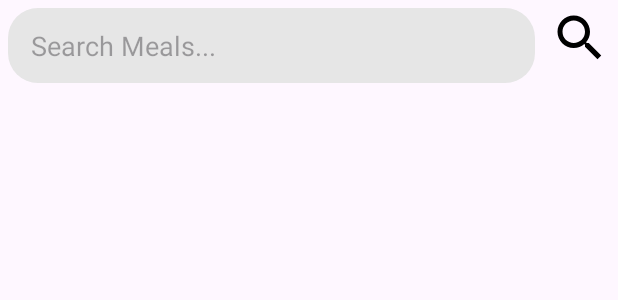
After one commit to KishanSadeesh/Project-FarmCare, an Android app: the layout fragment_search.xml on its own in the app's theme, with its tools: preview values and no code run, on a phone screen of 412 x 824 dp. The commit adds this screen. Shown: the top 300 px of the screen. Run offline under Robolectric (Android 15) with nearby library versions, the phone set to English and light mode, and no system bars.

Commit message:
Search Fragment --Completed

```diff
--- a/app/src/main/java/com/example/project_farmcare/Adapters/FavouritesMealsAdapter.kt
+++ b/app/src/main/java/com/example/project_farmcare/Adapters/MealsAdapter.kt
@@ -1,19 +1,15 @@
 package com.example.project_farmcare.Adapters
 
 import android.view.LayoutInflater
-import android.view.View
 import android.view.ViewGroup
 import androidx.recyclerview.widget.AsyncListDiffer
 import androidx.recyclerview.widget.DiffUtil
 import androidx.recyclerview.widget.RecyclerView
 import com.bumptech.glide.Glide
-import com.example.project_farmcare.FavouriteFragment
 import com.example.project_farmcare.databinding.CategoryitemBinding
-import com.example.project_farmcare.databinding.FragmentFavouriteBinding
-import com.example.project_farmcare.databinding.MealItemBinding
 import com.example.project_farmcare.pojo.Meal
 
-class FavouritesMealsAdapter: RecyclerView.Adapter<FavouritesMealsAdapter.FavouritesMealsViewHolder>() {
+class MealsAdapter: RecyclerView.Adapter<MealsAdapter.FavouritesMealsViewHolder>() {
     inner class FavouritesMealsViewHolder(val binding: CategoryitemBinding): RecyclerView.ViewHolder(binding.root)
 
     private val diffUtil = object : DiffUtil.ItemCallback<Meal>(){
--- a/app/src/main/java/com/example/project_farmcare/retrofit/MealApi.kt
+++ b/app/src/main/java/com/example/project_farmcare/retrofit/MealApi.kt
@@ -20,4 +20,7 @@ interface MealApi {
     @GET("lookup.php?")
     fun getMealDetails(@Query("i") id: String) : Call<MealList>
 
+    @GET("search.php")
+    fun searchMeals(@Query("s") searchQuery: String) : Call<MealList>
+
 }
--- /dev/null
+++ b/app/src/main/res/drawable/search_box_background.xml
@@ -0,0 +1,5 @@
+<?xml version="1.0" encoding="utf-8"?>
+<shape android:shape="rectangle" xmlns:android="http://schemas.android.com/apk/res/android">
+<solid android:color="@color/g_grey"/>
+    <corners android:radius="20dp"/>
+</shape>
--- a/app/src/main/res/layout/categoryitem.xml
+++ b/app/src/main/res/layout/categoryitem.xml
@@ -9,8 +9,8 @@
     android:layout_height="wrap_content"
     xmlns:app="http://schemas.android.com/apk/res-auto">
     <androidx.constraintlayout.widget.ConstraintLayout
-        android:layout_width="match_parent"
-        android:layout_height="match_parent">
+        android:layout_width="wrap_content"
+        android:layout_height="wrap_content">
         <ImageView
             android:id="@+id/img_category"
             android:layout_width="100dp"
@@ -20,7 +20,7 @@
             android:layout_marginTop="12dp"
             app:layout_constraintTop_toTopOf="parent"
             app:layout_constraintStart_toStartOf="parent"
-            android:scaleType="fitCenter"
+            android:scaleType="fitXY"
             />
 
         <TextView
--- a/app/src/main/res/layout/fragment_home.xml
+++ b/app/src/main/res/layout/fragment_home.xml
@@ -49,7 +49,7 @@
 
                         <ImageView
                             android:id="@+id/img_search"
-                            android:layout_width="30dp"
+                            android:layout_width="36dp"
                             android:layout_height="match_parent"
                             android:layout_gravity="bottom"
                             android:layout_marginStart="250dp"
--- /dev/null
+++ b/app/src/main/res/layout/fragment_search.xml
@@ -0,0 +1,58 @@
+<?xml version="1.0" encoding="utf-8"?>
+<androidx.constraintlayout.widget.ConstraintLayout xmlns:android="http://schemas.android.com/apk/res/android"
+    xmlns:app="http://schemas.android.com/apk/res-auto"
+    xmlns:tools="http://schemas.android.com/tools"
+    android:layout_width="match_parent"
+    android:layout_height="match_parent"
+    tools:context=".SearchFragment">
+
+    <LinearLayout
+        android:id="@+id/linear_search"
+        android:layout_width="0dp"
+        android:layout_height="50dp"
+        android:orientation="horizontal"
+        app:layout_constraintEnd_toEndOf="parent"
+        app:layout_constraintStart_toStartOf="parent"
+        app:layout_constraintTop_toTopOf="parent"
+        android:layout_margin="5dp"
+        android:layout_marginStart="5dp"
+        android:layout_marginEnd="5dp"
+        >
+
+    <EditText
+        android:id="@+id/ed_search_box"
+        android:layout_width="0dp"
+        android:layout_height="50dp"
+        android:layout_marginEnd="10dp"
+        android:layout_weight="1"
+        android:background="@drawable/search_box_background"
+        android:paddingStart="15dp"
+        android:paddingEnd="15dp"
+        android:hint="Search Meals..."
+         />
+
+    <ImageView
+        android:id="@+id/search_image"
+        android:layout_width="40dp"
+        android:layout_height="40dp"
+        app:tint="@android:color/background_dark"
+        android:layout_marginBottom="616dp"
+        android:src="@drawable/search_icon"
+        />
+    </LinearLayout>
+
+   <androidx.recyclerview.widget.RecyclerView
+       android:id="@+id/rv_searched_meals"
+       android:layout_width="0dp"
+       android:layout_height="match_parent"
+       app:layout_constraintStart_toStartOf="parent"
+       app:layout_constraintEnd_toEndOf="parent"
+       app:layout_constraintTop_toBottomOf="@+id/linear_search"
+       app:layout_constraintBottom_toBottomOf="parent"
+       android:layout_marginTop="70dp"
+       android:layout_marginEnd="5dp"
+       android:layout_marginStart="10dp"
+       />
+
+
+</androidx.constraintlayout.widget.ConstraintLayout>
--- a/app/src/main/res/values/colors.xml
+++ b/app/src/main/res/values/colors.xml
@@ -22,4 +22,6 @@
     <color name="colorSecondaryVariant">#018786</color>
     <color name="colorOnSecondary">#000000</color>
 
+    <color name="g_grey">#E6E6E6</color>
+
 </resources>
```
Also changed, not shown: app/src/main/java/com/example/project_farmcare/FavouriteFragment.kt (+3 -4 lines), app/src/main/java/com/example/project_farmcare/HomeFragment.kt (+9 -0 lines), app/src/main/java/com/example/project_farmcare/HomeViewModel.kt (+19 -0 lines), app/src/main/java/com/example/project_farmcare/SearchFragment.kt (added, +82 -0 lines), app/src/main/res/navigation/nav_graph.xml (+10 -1 lines).
